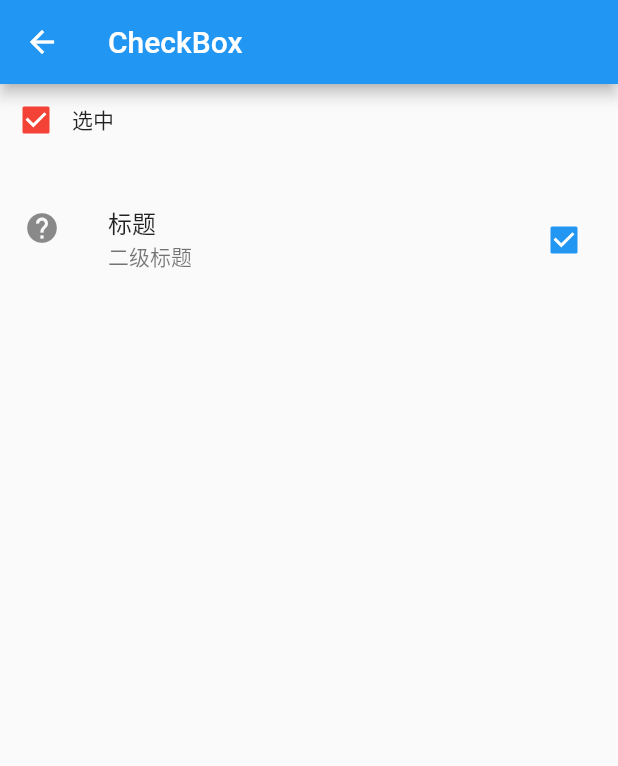
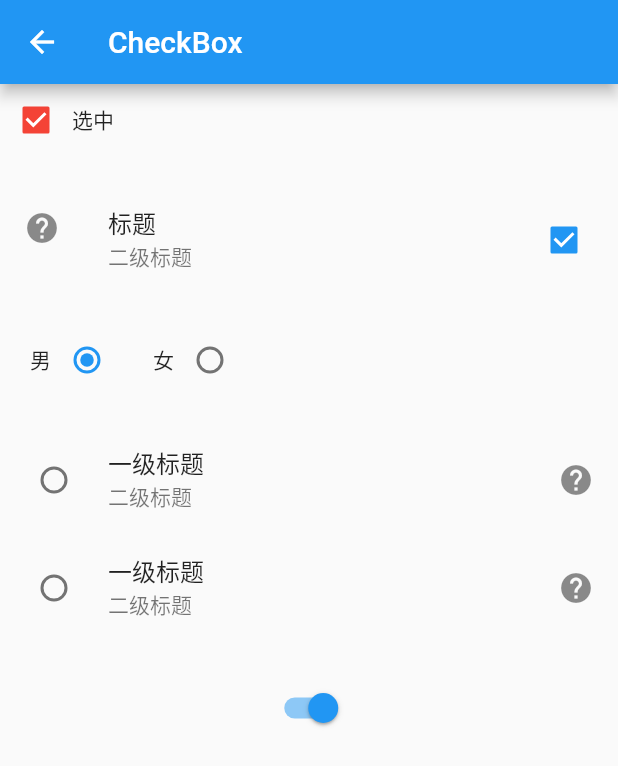
Before and after one commit to lmx227/flutter_lmx, a Flutter app: the CheckBoxDemo screen opened directly, on a phone screen of 412 x 824 dp. Shown: the top 766 px of the screen. Run offline on Flutter 3.47's test engine with Material 2 defaults, Android fonts, the phone set to English and light mode, and no system bars; network calls fail.

```diff
--- a/flutter_lmx/lib/pages/CheckBox.dart
+++ b/flutter_lmx/lib/pages/CheckBox.dart
@@ -7,6 +7,12 @@ class CheckBoxDemo extends StatefulWidget {
 
 class _CheckBoxDemoState extends State<CheckBoxDemo> {
   var _isChecked = true;
+
+  int sex = 1;
+
+  int type = 11;
+
+  bool isSwitchOpen = true;
 
   @override
   Widget build(BuildContext context) {
@@ -42,6 +48,69 @@ class _CheckBoxDemoState extends State<CheckBoxDemo> {
               });
             },
           ),
+          SizedBox(height: 20),
+          Row(
+            children: <Widget>[
+              SizedBox(width: 20),
+              Text("男"),
+              Radio(
+                value: 1,
+                groupValue: this.sex,
+                onChanged: (v) {
+                  setState(() {
+                    this.sex = v;
+                  });
+                },
+              ),
+              SizedBox(width: 20),
+              Text("女"),
+              Radio(
+                value: 2,
+                groupValue: this.sex,
+                onChanged: (v) {
+                  setState(() {
+                    this.sex = v;
+                  });
+                },
+              )
+            ],
+          ),
+          SizedBox(height: 20),
+          RadioListTile(
+            value: 1,
+            groupValue: this.type,
+            title: Text("一级标题"),
+            subtitle: Text("二级标题"),
+            secondary: Icon(Icons.help),
+            selected: this.type == 1,
+            onChanged: (v) {
+              setState(() {
+                this.type = v;
+              });
+            },
+          ),
+          RadioListTile(
+            value: 2,
+            groupValue: this.type,
+            title: Text("一级标题"),
+            subtitle: Text("二级标题"),
+            secondary: Icon(Icons.help),
+            selected: this.type == 2,
+            onChanged: (v) {
+              setState(() {
+                this.type = v;
+              });
+            },
+          ),
+          SizedBox(height: 20),
+          Switch(
+            value: this.isSwitchOpen,
+            onChanged: (isOpen) {
+              setState(() {
+                this.isSwitchOpen = isOpen;
+              });
+            },
+          )
         ],
       ),
     );
--- a/flutter_lmx/lib/routes/Routes.dart
+++ b/flutter_lmx/lib/routes/Routes.dart
@@ -16,6 +16,7 @@ import '../pages/User.dart';
 import '../pages/Button.dart';
 import '../pages/TextField.dart';
 import '../pages/CheckBox.dart';
+import '../pages/FormDemo.dart';
 
 // 配置路由
 final routes = {
@@ -35,6 +36,7 @@ final routes = {
   '/buttonPage': (context) => ButtonPage(),
   '/textFieldDemo': (context) => TextFieldDemoPage(),
   '/checkboxDemo': (context) => CheckBoxDemo(),
+  '/formDemo': (context) => FormDemoPage(),
 };
 
 // 命名路由 统一处理
```
Also changed, not shown: flutter_lmx/lib/pages/FormDemo.dart (added, +121 -0 lines), flutter_lmx/lib/pages/tabs/Home.dart (+7 -0 lines).
